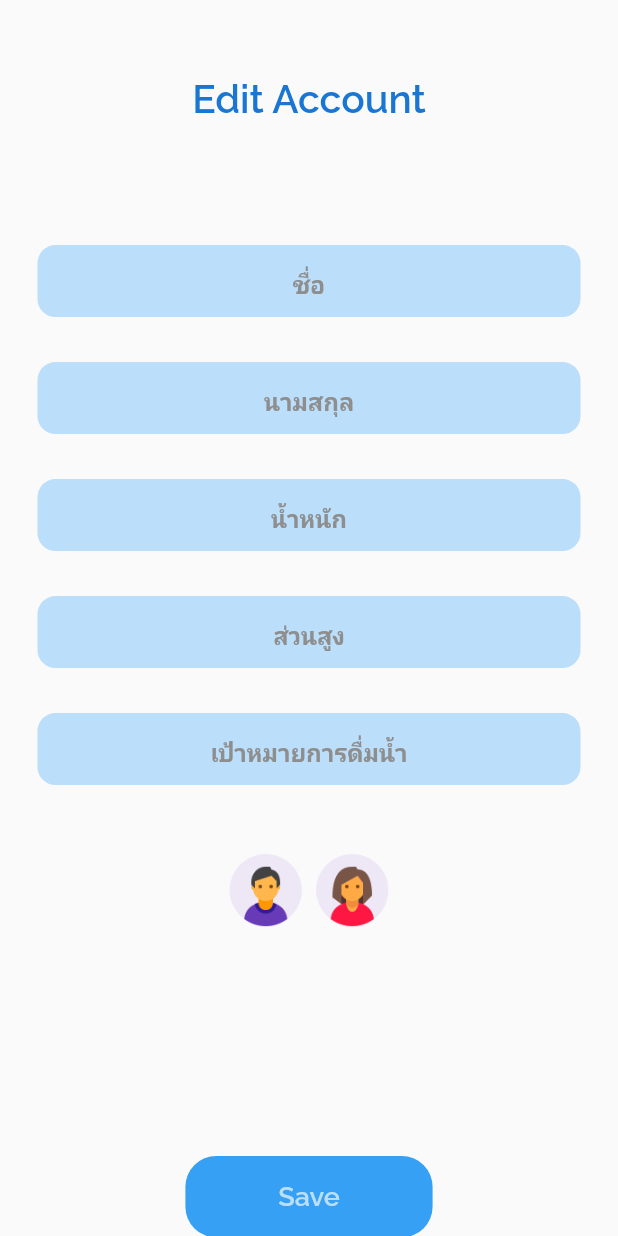
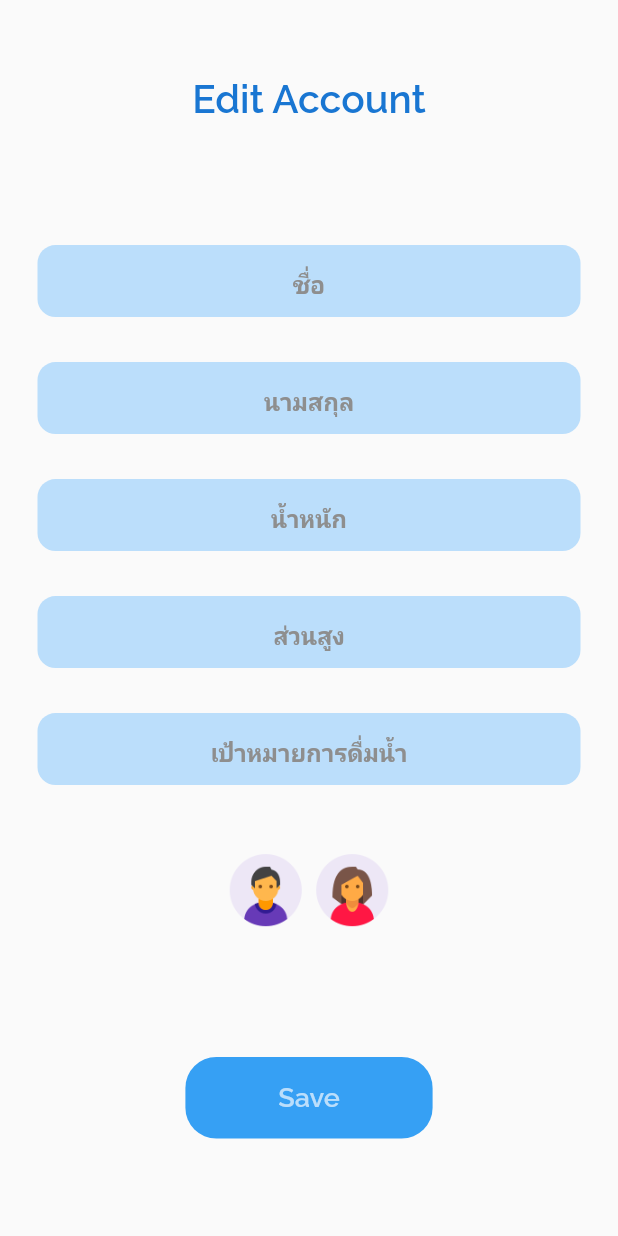
Before and after one commit to WeerawitPM/DrinkDrinkDrink, a Flutter app: the AccountDetailsView screen opened directly, on a phone screen of 412 x 824 dp. Run offline on Flutter 3.47's test engine with Material 2 defaults, Android fonts, the light colour scheme and no system bars; our stand-ins replace awesome_notifications, charts_flutter, dotted_border, easy_localization, flutter_local_notifications, flutter_native_timezone and 13 more; missing offline and left inert: firebase_auth_web, firebase_core_web, shared_preferences_web; accounts and stored records are empty.

Commit message:
Edit Code

```diff
--- a/lib/app/modules/profile/views/account_details_view.dart
+++ b/lib/app/modules/profile/views/account_details_view.dart
@@ -86,7 +86,7 @@ class AccountDetailsView extends GetView<ProfileController> {
                   onPressed: controller.onToggledGender,
                 ),
               ),
-              SizedBox(height: Get.height * 0.18),
+              SizedBox(height: Get.height * 0.1),
               ProceedButton(
                 size: Get.size,
                 buttonColor: Theme.of(context).primaryColor.withOpacity(0.9),
--- a/lib/app/modules/splash_screen/controllers/splash_screen_controller.dart
+++ b/lib/app/modules/splash_screen/controllers/splash_screen_controller.dart
@@ -45,7 +45,7 @@ class SplashScreenController extends GetxController
     checkLogin();
     Timer(
       Duration(milliseconds: 5500),
-      () => Get.offNamed(isLoggedIn ? '/home' : '/welcome'),
+      () => Get.offNamed(isLoggedIn ? '/Home' : '/welcome'),
     );
   }
 
--- a/lib/app/routes/app_pages.dart
+++ b/lib/app/routes/app_pages.dart
@@ -5,6 +5,9 @@ import 'package:waterreminder/app/modules/splash_screen/bindings/splash_screen_b
 import 'package:waterreminder/app/modules/splash_screen/views/splash_screen_view.dart';
 import 'package:waterreminder/app/modules/welcome/bindings/welcome_binding.dart';
 import 'package:waterreminder/app/modules/welcome/views/login_view.dart';
+import 'package:waterreminder/screens/home.dart';
+import 'package:waterreminder/screens/home_binding.dart';
+import 'package:waterreminder/screens/home_screen.dart';
 
 
 part 'app_routes.dart';
@@ -28,5 +31,10 @@ class AppPages {
       page: () => LoginView(),
       binding: WelcomeBinding(),
     ),
+    GetPage(
+      name: _Paths.HOME,
+      page: () => Home(),
+      binding: HomeBinding(),
+    ),
   ];
 }
--- a/lib/app/routes/app_routes.dart
+++ b/lib/app/routes/app_routes.dart
@@ -2,15 +2,15 @@ part of 'app_pages.dart';
 // DO NOT EDIT. This is code generated via package:get_cli/get_cli.dart
 
 abstract class Routes {
-  static const HOME = _Paths.HOME;
   static const SPLASH_SCREEN = _Paths.SPLASH_SCREEN;
   static const PROFILE = _Paths.PROFILE;
   static const WELCOME = _Paths.WELCOME;
+  static const HOME = _Paths.HOME;
 }
 
 abstract class _Paths {
-  static const HOME = '/home';
   static const SPLASH_SCREEN = '/splash-screen';
   static const PROFILE = '/profile';
   static const WELCOME = '/welcome';
+  static const HOME = '/Home';
 }
```
Also changed, not shown: lib/screens/home_binding.dart (added, +14 -0 lines), 1 other file.
